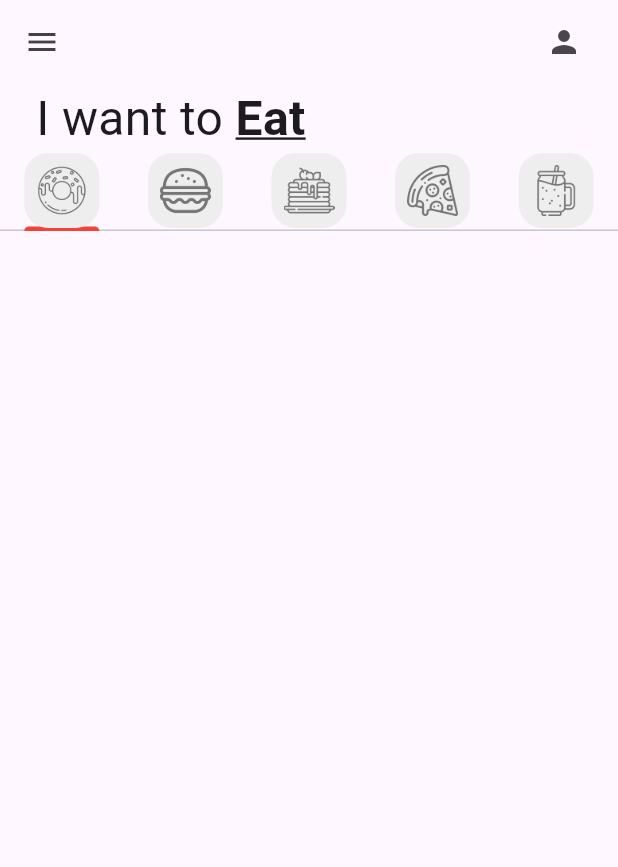
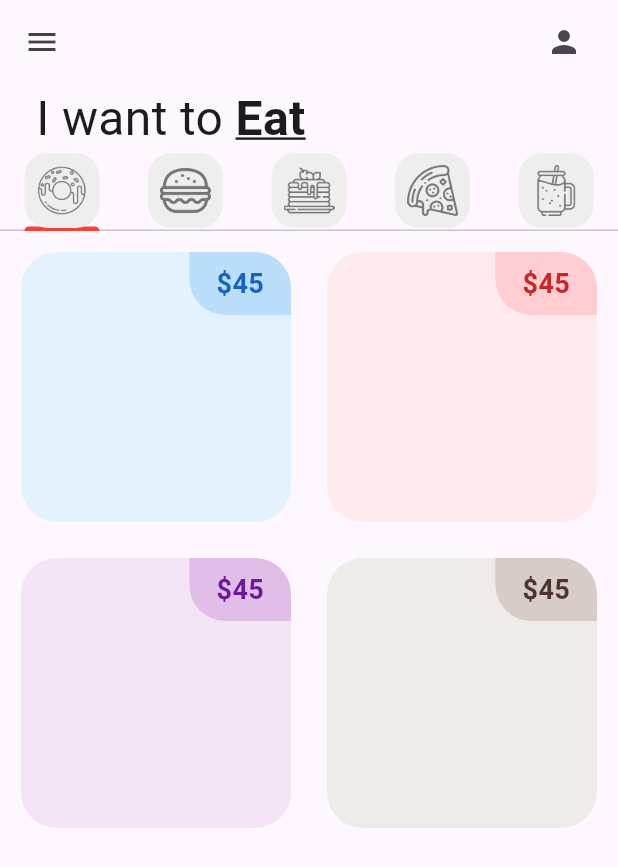
Before and after one commit to elgranjacob/donut_app_4sa, a Flutter app: the screen it shows after launch, on a phone screen of 412 x 824 dp. Shown: the top 867 px of the screen. Run offline on Flutter 3.47's test engine with Material 3 defaults, Android fonts, the phone set to English and light mode, and no system bars.

Commit message:
Starting DonutTile

```diff
--- a/lib/tabs/donut_tab.dart
+++ b/lib/tabs/donut_tab.dart
@@ -1,18 +1,34 @@
+import 'package:donut_app_4sa/utils/donut_tile.dart';
 import 'package:flutter/material.dart';
 
 class DonutTab extends StatelessWidget {
-  const DonutTab({super.key});
+  //list of donuts
+  final List donutsOnSale = [
+    // [ donutFlavor, donutPrice, donutColor, imageName ]
+    ["Ice Cream", "36", Colors.blue, "lib/images/icecream_donut.png"],
+    ["Strawberry", "45", Colors.red, "lib/images/strawberry_donut.png"],
+    ["Grape Ape", "84", Colors.purple, "lib/images/grape_donut.png"],
+    ["Choco", "95", Colors.brown, "lib/images/chocolate_donut.png"],
+  ];
+  DonutTab({super.key});
 //Sliver: scrol presonalizado para listas o diseños grandes
   @override
   Widget build(BuildContext context) {
     return GridView.builder(
         //Número de columnas
+        //crossaxis: eje opuesto
         gridDelegate:
             const SliverGridDelegateWithFixedCrossAxisCount(crossAxisCount: 2),
-        itemCount: 2,
+        itemCount: 4,
         padding: const EdgeInsets.all(2),
         itemBuilder: (context, index) {
-          return;
+          return DonutTile(
+            donutFlavor: donutsOnSale[index][0],
+            donutPrice: donutsOnSale[index][1],
+            donutColor: donutsOnSale[index][2],
+            imageName: donutsOnSale[index][3]
+
+          );
         });
   }
 }
--- /dev/null
+++ b/lib/utils/donut_tile.dart
@@ -0,0 +1,53 @@
+import 'package:flutter/material.dart';
+
+class DonutTile extends StatelessWidget {
+  final String donutFlavor;
+  final String donutPrice;
+  //dynamic porque será tipo color
+  final dynamic donutColor;
+  final String imageName;
+  const DonutTile(
+      {super.key,
+      required this.donutFlavor,
+      required this.donutPrice,
+      required this.donutColor,
+      required this.imageName});
+
+  @override
+  Widget build(BuildContext context) {
+    return Padding(
+      padding: const EdgeInsets.all(12.0),
+      child: Container(
+        //color: donutColor[50],
+        decoration: BoxDecoration(
+            color: donutColor[50], borderRadius: BorderRadius.circular(24)),
+        child: Column(
+          children: [
+            Row(
+              mainAxisAlignment: MainAxisAlignment.end,
+              children: [
+                Container(
+                  decoration: BoxDecoration(
+                    color: donutColor[100],
+                    borderRadius: BorderRadius.only(
+                        bottomLeft: Radius.circular(24),
+                        topRight: Radius.circular(24)),
+                  ),
+                  padding:
+                      const EdgeInsets.symmetric(vertical: 8, horizontal: 18),
+                  child: Text(
+                    '\$45',
+                    style: TextStyle(
+                        fontWeight: FontWeight.bold,
+                        fontSize: 18,
+                        color: donutColor[800]),
+                  ),
+                )
+              ],
+            )
+          ],
+        ),
+      ),
+    );
+  }
+}
```
